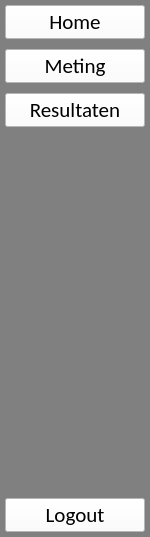
First picture: the form in layout/menu.ui, repository Baeshee/IPMEDTH-Frontend, before the edit.
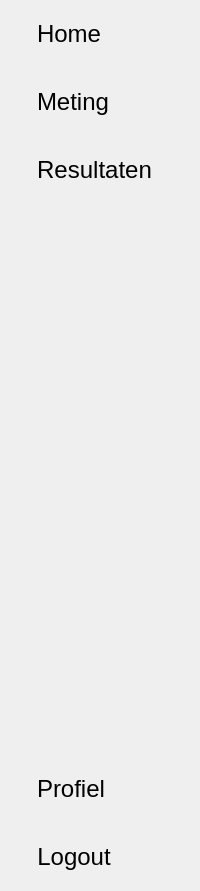
Second picture: the form after the edit. Icons and pictures are not drawn.

What changed in the file:
```diff
--- a/layout/menu.ui
+++ b/layout/menu.ui
@@ -6,13 +6,13 @@
    <rect>
     <x>0</x>
     <y>0</y>
-    <width>150</width>
-    <height>537</height>
+    <width>200</width>
+    <height>891</height>
    </rect>
   </property>
   <property name="maximumSize">
    <size>
-    <width>150</width>
+    <width>200</width>
     <height>16777215</height>
    </size>
   </property>
@@ -20,13 +20,7 @@
    <string>Form</string>
   </property>
   <property name="styleSheet">
-   <string notr="true">QWidget {
-	background-color: grey;
-}
-
-QPushButton{
-	background-color: white;
-}</string>
+   <string notr="true"/>
   </property>
   <layout class="QVBoxLayout" name="verticalLayout_2">
    <property name="spacing">
@@ -52,75 +46,272 @@
        <height>0</height>
       </size>
      </property>
+     <property name="styleSheet">
+      <string notr="true"/>
+     </property>
      <layout class="QVBoxLayout" name="verticalLayout">
       <property name="spacing">
-       <number>10</number>
+       <number>0</number>
       </property>
       <property name="leftMargin">
-       <number>5</number>
+       <number>0</number>
       </property>
       <property name="topMargin">
-       <number>5</number>
+       <number>0</number>
       </property>
       <property name="rightMargin">
-       <number>5</number>
+       <number>0</number>
       </property>
       <property name="bottomMargin">
-       <number>5</number>
+       <number>0</number>
       </property>
       <item>
-       <widget class="QPushButton" name="homeBtn">
-        <property name="font">
-         <font>
-          <family>Calibri</family>
-          <pointsize>16</pointsize>
-         </font>
+       <widget class="QWidget" name="homeBtn" native="true">
+        <property name="maximumSize">
+         <size>
+          <width>1000</width>
+          <height>1000</height>
+         </size>
         </property>
-        <property name="text">
-         <string>Home</string>
-        </property>
+        <layout class="QHBoxLayout" name="buttonLayout_3">
+         <property name="spacing">
+          <number>10</number>
+         </property>
+         <property name="leftMargin">
+          <number>20</number>
+         </property>
+         <property name="topMargin">
+          <number>20</number>
+         </property>
+         <property name="rightMargin">
+          <number>10</number>
+         </property>
+         <property name="bottomMargin">
+          <number>20</number>
+         </property>
+         <item>
+          <widget class="QLabel" name="homeIcon">
+           <property name="sizePolicy">
+            <sizepolicy hsizetype="Fixed" vsizetype="Fixed">
+             <horstretch>0</horstretch>
+             <verstretch>0</verstretch>
+            </sizepolicy>
+           </property>
+           <property name="maximumSize">
+            <size>
+             <width>50</width>
+             <height>50</height>
+            </size>
+           </property>
+           <property name="text">
+            <string/>
+           </property>
+           <property name="scaledContents">
+            <bool>false</bool>
+           </property>
+          </widget>
+         </item>
+         <item>
+          <widget class="QLabel" name="homeLabel">
+           <property name="sizePolicy">
+            <sizepolicy hsizetype="Fixed" vsizetype="Preferred">
+             <horstretch>0</horstretch>
+             <verstretch>0</verstretch>
+            </sizepolicy>
+           </property>
+           <property name="font">
+            <font>
+             <pointsize>18</pointsize>
+            </font>
+           </property>
+           <property name="text">
+            <string>Home</string>
+           </property>
+           <property name="alignment">
+            <set>Qt::AlignCenter</set>
+           </property>
+          </widget>
+         </item>
+         <item>
+          <spacer name="horizontalSpacer">
+           <property name="orientation">
+            <enum>Qt::Horizontal</enum>
+           </property>
+           <property name="sizeHint" stdset="0">
+            <size>
+             <width>40</width>
+             <height>20</height>
+            </size>
+           </property>
+          </spacer>
+         </item>
+        </layout>
        </widget>
       </item>
       <item>
-       <widget class="QPushButton" name="metingBtn">
-        <property name="sizePolicy">
-         <sizepolicy hsizetype="Minimum" vsizetype="Fixed">
-          <horstretch>0</horstretch>
-          <verstretch>0</verstretch>
-         </sizepolicy>
-        </property>
-        <property name="font">
-         <font>
-          <family>Calibri</family>
-          <pointsize>16</pointsize>
-         </font>
-        </property>
-        <property name="text">
-         <string>Meting</string>
-        </property>
-        <property name="icon">
-         <iconset>
-          <normaloff>../../../../../Downloads/black-24dp/2x/baseline_videocam_black_24dp.png</normaloff>../../../../../Downloads/black-24dp/2x/baseline_videocam_black_24dp.png</iconset>
-        </property>
-        <property name="iconSize">
+       <widget class="QWidget" name="metingBtn" native="true">
+        <property name="maximumSize">
          <size>
-          <width>25</width>
-          <height>25</height>
+          <width>1000</width>
+          <height>1000</height>
          </size>
         </property>
+        <layout class="QHBoxLayout" name="buttonLayout_4">
+         <property name="spacing">
+          <number>10</number>
+         </property>
+         <property name="leftMargin">
+          <number>20</number>
+         </property>
+         <property name="topMargin">
+          <number>20</number>
+         </property>
+         <property name="rightMargin">
+          <number>10</number>
+         </property>
+         <property name="bottomMargin">
+          <number>20</number>
+         </property>
+         <item>
+          <widget class="QLabel" name="metingIcon">
+           <property name="sizePolicy">
+            <sizepolicy hsizetype="Fixed" vsizetype="Fixed">
+             <horstretch>0</horstretch>
+             <verstretch>0</verstretch>
+            </sizepolicy>
+           </property>
+           <property name="maximumSize">
+            <size>
+             <width>50</width>
+             <height>50</height>
+            </size>
+           </property>
+           <property name="text">
+            <string/>
+           </property>
+           <property name="scaledContents">
+            <bool>false</bool>
+           </property>
+          </widget>
+         </item>
+         <item>
+          <widget class="QLabel" name="metingMenuLabel">
+           <property name="sizePolicy">
+            <sizepolicy hsizetype="Fixed" vsizetype="Preferred">
+             <horstretch>0</horstretch>
+             <verstretch>0</verstretch>
+            </sizepolicy>
+           </property>
+           <property name="font">
+            <font>
+             <pointsize>18</pointsize>
+            </font>
+           </property>
+           <property name="text">
+            <string>Meting</string>
+           </property>
+           <property name="alignment">
+            <set>Qt::AlignCenter</set>
+           </property>
+          </widget>
+         </item>
+         <item>
+          <spacer name="horizontalSpacer_2">
+           <property name="orientation">
+            <enum>Qt::Horizontal</enum>
+           </property>
+           <property name="sizeHint" stdset="0">
+            <size>
+             <width>40</width>
+             <height>20</height>
+            </size>
+           </property>
+          </spacer>
+         </item>
+        </layout>
        </widget>
       </item>
       <item>
-       <widget class="QPushButton" name="resultatenBtn">
-        <property name="font">
-         <font>
-          <family>Calibri</family>
-          <pointsize>16</pointsize>
-         </font>
+       <widget class="QWidget" name="resultatenBtn" native="true">
+        <property name="maximumSize">
+         <size>
+          <width>1000</width>
+          <height>1000</height>
+         </size>
         </property>
-        <property name="text">
-         <string>Resultaten</string>
-        </property>
+        <layout class="QHBoxLayout" name="buttonLayout">
+         <property name="spacing">
+          <number>10</number>
+         </property>
+         <property name="leftMargin">
+          <number>20</number>
+         </property>
+         <property name="topMargin">
+          <number>20</number>
+         </property>
+         <property name="rightMargin">
+          <number>10</number>
+         </property>
+         <property name="bottomMargin">
+          <number>20</number>
+         </property>
+         <item>
+          <widget class="QLabel" name="resultatenIcon">
+           <property name="sizePolicy">
+            <sizepolicy hsizetype="Fixed" vsizetype="Fixed">
+             <horstretch>0</horstretch>
+             <verstretch>0</verstretch>
+            </sizepolicy>
+           </property>
+           <property name="maximumSize">
+            <size>
+             <width>50</width>
+             <height>50</height>
+            </size>
+           </property>
+           <property name="text">
+            <string/>
+           </property>
+           <property name="scaledContents">
+            <bool>false</bool>
+           </property>
+          </widget>
+         </item>
+         <item>
+          <widget class="QLabel" name="resultatenLabel">
+           <property name="sizePolicy">
+            <sizepolicy hsizetype="Fixed" vsizetype="Preferred">
+             <horstretch>0</horstretch>
+             <verstretch>0</verstretch>
+            </sizepolicy>
+           </property>
+           <property name="font">
+            <font>
+             <pointsize>18</pointsize>
+            </font>
+           </property>
+           <property name="text">
+            <string>Resultaten</string>
+           </property>
+           <property name="alignment">
+            <set>Qt::AlignCenter</set>
+           </property>
+          </widget>
+         </item>
+         <item>
+          <spacer name="horizontalSpacer_3">
+           <property name="orientation">
+            <enum>Qt::Horizontal</enum>
+           </property>
+           <property name="sizeHint" stdset="0">
+            <size>
+             <width>40</width>
+             <height>20</height>
+            </size>
+           </property>
+          </spacer>
+         </item>
+        </layout>
        </widget>
       </item>
       <item>
@@ -137,16 +328,175 @@
        </spacer>
       </item>
       <item>
-       <widget class="QPushButton" name="logoutBtn">
-        <property name="font">
-         <font>
-          <family>Calibri</family>
-          <pointsize>16</pointsize>
-         </font>
+       <widget class="QWidget" name="profileBtn" native="true">
+        <property name="maximumSize">
+         <size>
+          <width>1000</width>
+          <height>1000</height>
+         </size>
         </property>
-        <property name="text">
-         <string>Logout</string>
+        <property name="cursor">
+         <cursorShape>PointingHandCursor</cursorShape>
         </property>
+        <layout class="QHBoxLayout" name="buttonLayout_5">
+         <property name="spacing">
+          <number>10</number>
+         </property>
+         <property name="leftMargin">
+          <number>20</number>
+         </property>
+         <property name="topMargin">
+          <number>20</number>
+         </property>
+         <property name="rightMargin">
+          <number>10</number>
+         </property>
+         <property name="bottomMargin">
+          <number>20</number>
+         </property>
+         <item>
+          <widget class="QLabel" name="profileIcon">
+           <property name="sizePolicy">
+            <sizepolicy hsizetype="Fixed" vsizetype="Fixed">
+             <horstretch>0</horstretch>
+             <verstretch>0</verstretch>
+            </sizepolicy>
+           </property>
+           <property name="maximumSize">
+            <size>
+             <width>50</width>
+             <height>50</height>
+            </size>
+           </property>
+           <property name="text">
+            <string/>
+           </property>
+           <property name="scaledContents">
+            <bool>false</bool>
+           </property>
+          </widget>
+         </item>
+         <item>
+          <widget class="QLabel" name="profileLabel">
+           <property name="sizePolicy">
+            <sizepolicy hsizetype="Fixed" vsizetype="Preferred">
+             <horstretch>0</horstretch>
+             <verstretch>0</verstretch>
+            </sizepolicy>
+           </property>
+           <property name="font">
+            <font>
+             <pointsize>18</pointsize>
+            </font>
+           </property>
+           <property name="text">
+            <string>Profiel</string>
+           </property>
+           <property name="alignment">
+            <set>Qt::AlignCenter</set>
+           </property>
+          </widget>
+         </item>
+         <item>
+          <spacer name="horizontalSpacer_5">
+           <property name="orientation">
+            <enum>Qt::Horizontal</enum>
+           </property>
+           <property name="sizeHint" stdset="0">
+            <size>
+             <width>40</width>
+             <height>20</height>
+            </size>
+           </property>
+          </spacer>
+         </item>
+        </layout>
+       </widget>
+      </item>
+      <item>
+       <widget class="QWidget" name="logoutBtn" native="true">
+        <property name="maximumSize">
+         <size>
+          <width>1000</width>
+          <height>1000</height>
+         </size>
+        </property>
+        <layout class="QHBoxLayout" name="buttonLayout_2">
+         <property name="spacing">
+          <number>10</number>
+         </property>
+         <property name="leftMargin">
+          <number>20</number>
+         </property>
+         <property name="topMargin">
+          <number>20</number>
+         </property>
+         <property name="rightMargin">
+          <number>10</number>
+         </property>
+         <property name="bottomMargin">
+          <number>20</number>
+         </property>
+         <item>
+          <widget class="QLabel" name="logoutIcon">
+           <property name="sizePolicy">
+            <sizepolicy hsizetype="Fixed" vsizetype="Fixed">
+             <horstretch>0</horstretch>
+             <verstretch>0</verstretch>
+            </sizepolicy>
+           </property>
+           <property name="maximumSize">
+            <size>
+             <width>50</width>
+             <height>50</height>
+            </size>
+           </property>
+           <property name="cursor">
+            <cursorShape>ArrowCursor</cursorShape>
+           </property>
+           <property name="text">
+            <string/>
+           </property>
+           <property name="scaledContents">
+            <bool>false</bool>
+           </property>
+          </widget>
+         </item>
+         <item>
+          <widget class="QLabel" name="logoutLabel">
+           <property name="sizePolicy">
+            <sizepolicy hsizetype="Fixed" vsizetype="Preferred">
+             <horstretch>0</horstretch>
+             <verstretch>0</verstretch>
+            </sizepolicy>
+           </property>
+           <property name="font">
+            <font>
+             <pointsize>18</pointsize>
+            </font>
+           </property>
+           <property name="text">
+            <string>Logout</string>
+           </property>
+           <property name="alignment">
+            <set>Qt::AlignCenter</set>
+           </property>
+          </widget>
+         </item>
+         <item>
+          <spacer name="horizontalSpacer_4">
+           <property name="orientation">
+            <enum>Qt::Horizontal</enum>
+           </property>
+           <property name="sizeHint" stdset="0">
+            <size>
+             <width>40</width>
+             <height>20</height>
+            </size>
+           </property>
+          </spacer>
+         </item>
+        </layout>
        </widget>
       </item>
      </layout>
```
